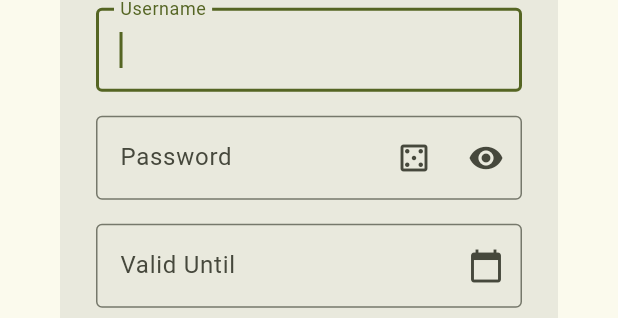
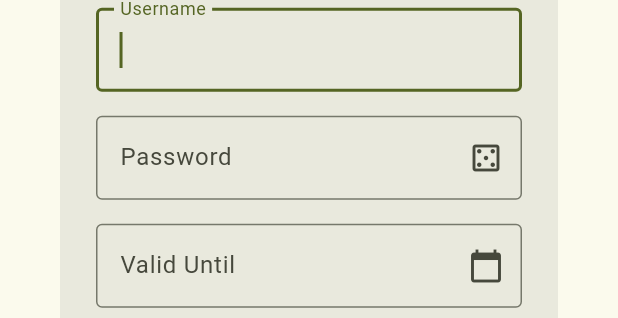
Before and after one commit to dbroles/postgresql, a Flutter app: the CreateUserDialog widget shown alone on an empty page, opened directly with empty values, on a phone screen of 412 x 824 dp. Shown: the part 338-656 px from the top of the screen. Run offline on Flutter 3.47's test engine with Material 3 defaults, Android fonts, the phone set to English and light mode, and no system bars; our stand-ins replace flutter_secure_storage, shared_preferences; missing offline and left inert: postgres; accounts and stored records are empty.

Commit message:
remove show/hide password

```diff
--- a/lib/views/create_user_dialog.dart
+++ b/lib/views/create_user_dialog.dart
@@ -32,7 +32,6 @@ class _CreateUserDialogState extends State<CreateUserDialog> {
   late final TextEditingController _validUntilController;
 
   DateTime? _validUntil;
-  bool _obscurePassword = true;
   bool _isSaving = false;
   Set<String> _selectedRolesToCopy = {};
 
@@ -102,7 +101,6 @@ class _CreateUserDialogState extends State<CreateUserDialog> {
     final generated = generateStrongPassword();
     setState(() {
       _passController.text = generated;
-      _obscurePassword = false;
     });
   }
 
@@ -411,27 +409,17 @@ class _CreateUserDialogState extends State<CreateUserDialog> {
                 const SizedBox(height: 16),
                 TextFormField(
                   controller: _passController,
-                  obscureText: _obscurePassword,
+                  obscureText: false,
                   decoration: InputDecoration(
                     labelText: 'Password',
                     hintText: _isEditMode
                         ? 'Leave blank to keep current password'
                         : (_isDuplicateMode ? 'Set password for new user' : null),
                     border: const OutlineInputBorder(),
-                    suffixIcon: Row(
-                      mainAxisSize: MainAxisSize.min,
-                      children: [
-                        IconButton(
-                          icon: const Icon(Icons.casino_outlined),
-                          tooltip: 'Generate password',
-                          onPressed: _generatePassword,
-                        ),
-                        IconButton(
-                          icon: Icon(_obscurePassword ? Icons.visibility : Icons.visibility_off),
-                          tooltip: _obscurePassword ? 'Show password' : 'Hide password',
-                          onPressed: () => setState(() => _obscurePassword = !_obscurePassword),
-                        ),
-                      ],
+                    suffixIcon: IconButton(
+                      icon: const Icon(Icons.casino_outlined),
+                      tooltip: 'Generate password',
+                      onPressed: _generatePassword,
                     ),
                   ),
                 ),
```
